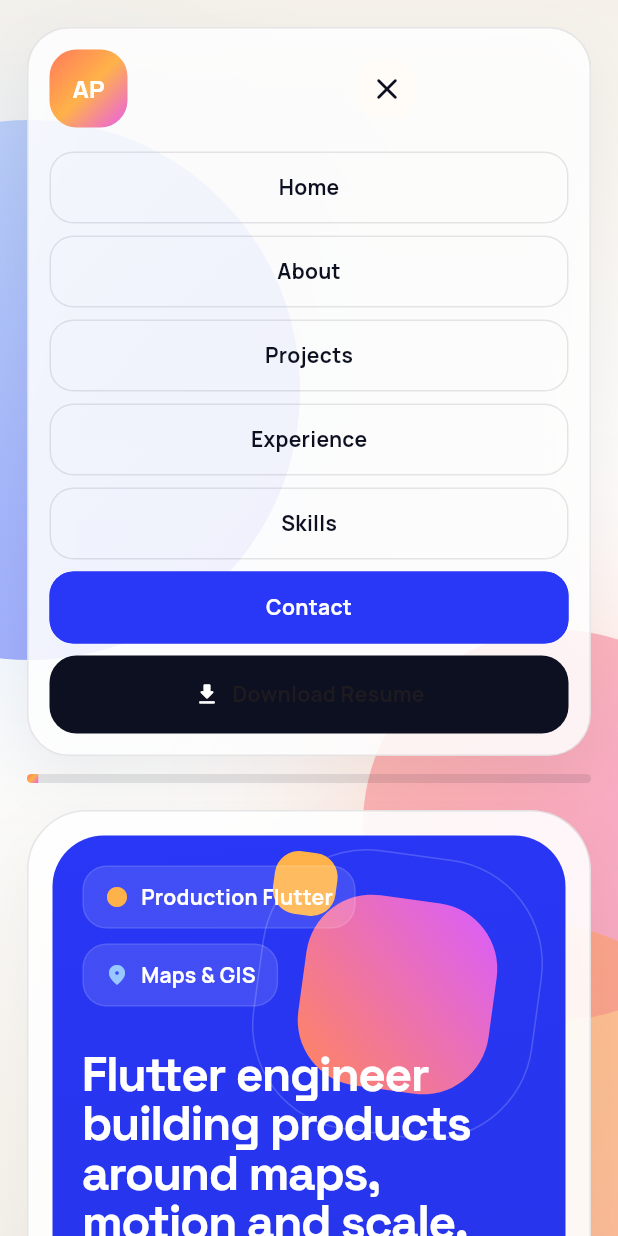
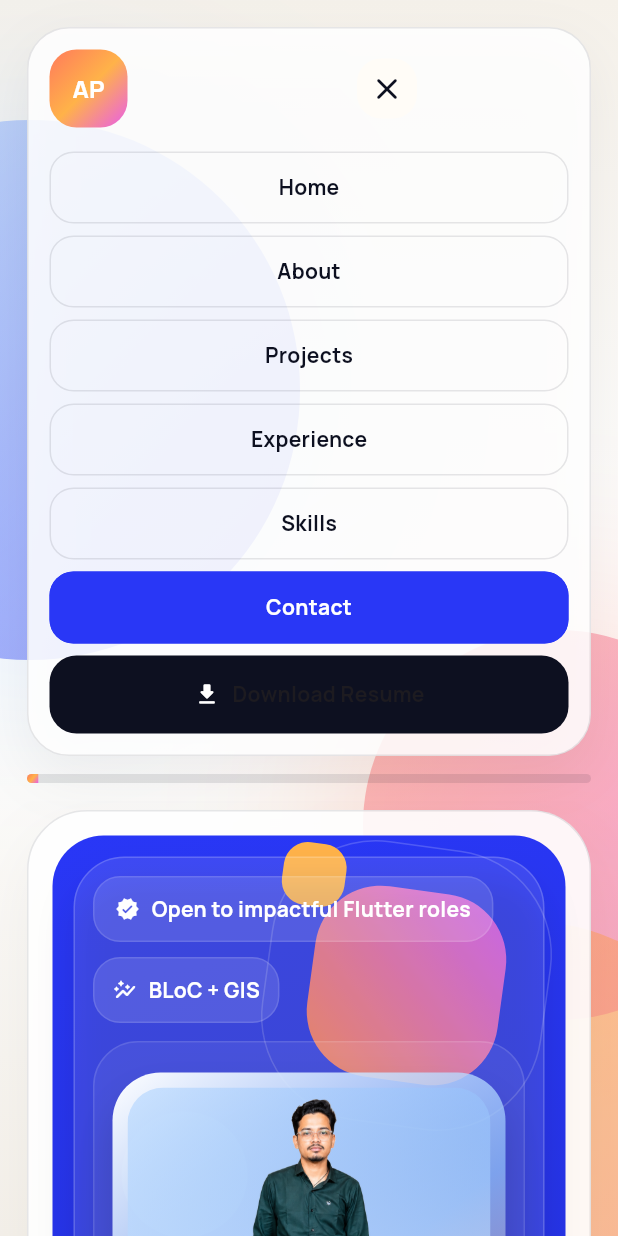
Before and after one commit to aniket-050/my_portfolio, a Flutter app: the screen it shows after launch, after a tap on the "menu" icon, on a phone screen of 412 x 824 dp. Run offline on Flutter 3.47's test engine with Material 3 defaults, Android fonts, the phone set to English and light mode, and no system bars; our stand-ins replace cloud_firestore, equatable, firebase_auth, firebase_core, firebase_storage, flutter_bloc and 2 more; missing offline and left inert: dart:html; accounts and stored records are empty.

Commit message:
Improve responsive hero layout

```diff
--- a/lib/src/features/portfolio/view/portfolio_page.dart
+++ b/lib/src/features/portfolio/view/portfolio_page.dart
@@ -199,6 +199,8 @@
                                           section: PortfolioSection.home,
                                           onVisible: _activateSection,
                                           child: _HomePanel(
+                                            viewportHeight:
+                                                constraints.maxHeight,
                                             onProjectsTap: () {
                                               context.read<PortfolioBloc>().add(
                                                 const PortfolioSectionRequested(
@@ -649,12 +651,14 @@
 
 class _HomePanel extends StatelessWidget {
   const _HomePanel({
+    required this.viewportHeight,
     required this.onProjectsTap,
     required this.onContactTap,
     required this.onResumeTap,
     required this.onLaunch,
   });
 
+  final double viewportHeight;
   final VoidCallback onProjectsTap;
   final VoidCallback onContactTap;
   final VoidCallback onResumeTap;
@@ -665,9 +669,14 @@
     return LayoutBuilder(
       builder: (context, constraints) {
         final stacked = constraints.maxWidth < 1160;
-
-        return Container(
-          padding: EdgeInsets.all(stacked ? 16 : 22),
+        final targetHeight = stacked
+            ? null
+            : math.max(620.0, viewportHeight - 132.0);
+
+        return ConstrainedBox(
+          constraints: BoxConstraints(minHeight: targetHeight ?? 0),
+          child: Container(
+            padding: EdgeInsets.all(stacked ? 16 : 18),
             decoration: BoxDecoration(
               color: Colors.white.withValues(alpha: 0.9),
               borderRadius: BorderRadius.circular(40),
@@ -720,6 +729,7 @@
                       ),
                     ],
                   ),
+          ),
         );
       },
     );
@@ -736,6 +746,7 @@
   Widget build(BuildContext context) {
     final theme = Theme.of(context);
     final content = PortfolioScope.of(context);
+    final showHighlights = !dense && MediaQuery.sizeOf(context).height >= 880;
 
     return Container(
       padding: EdgeInsets.all(dense ? 18 : 22),
@@ -831,7 +842,7 @@
             ],
           ),
           SizedBox(height: dense ? 20 : 26),
-          if (!dense)
+          if (showHighlights)
             Container(
               padding: const EdgeInsets.all(18),
               decoration: BoxDecoration(
@@ -954,9 +965,10 @@
     return LayoutBuilder(
       builder: (context, constraints) {
         final stacked = constraints.maxWidth < 760;
+        final veryCompact = constraints.maxWidth < 420;
 
         return Container(
-          padding: EdgeInsets.all(stacked ? 20 : 30),
+          padding: EdgeInsets.all(veryCompact ? 14 : (stacked ? 18 : 24)),
           decoration: BoxDecoration(
             gradient: AppPalette.heroGradient,
             borderRadius: BorderRadius.circular(34),
@@ -985,13 +997,14 @@
                 Column(
                   crossAxisAlignment: CrossAxisAlignment.start,
                   children: [
+                    const Center(child: _HeroVisualPanel()),
+                    const SizedBox(height: 22),
                     _HeroCopyBlock(
+                      compact: true,
                       onProjectsTap: onProjectsTap,
                       onContactTap: onContactTap,
                       onResumeTap: onResumeTap,
                     ),
-                    const SizedBox(height: 24),
-                    const Center(child: _HeroVisualPanel()),
                   ],
                 )
               else
@@ -1001,6 +1014,7 @@
                     Expanded(
                       flex: 7,
                       child: _HeroCopyBlock(
+                        compact: false,
                         onProjectsTap: onProjectsTap,
                         onContactTap: onContactTap,
                         onResumeTap: onResumeTap,
@@ -1026,11 +1040,13 @@
 
 class _HeroCopyBlock extends StatelessWidget {
   const _HeroCopyBlock({
+    required this.compact,
     required this.onProjectsTap,
     required this.onContactTap,
     required this.onResumeTap,
   });
 
+  final bool compact;
   final VoidCallback onProjectsTap;
   final VoidCallback onContactTap;
   final VoidCallback onResumeTap;
@@ -1043,6 +1059,7 @@
     return Column(
       crossAxisAlignment: CrossAxisAlignment.start,
       children: [
+        if (!compact) ...[
           Wrap(
             spacing: 10,
             runSpacing: 10,
@@ -1059,12 +1076,15 @@
               ),
             ],
           ),
-        const SizedBox(height: 28),
+          const SizedBox(height: 24),
+        ],
         LayoutBuilder(
           builder: (context, constraints) {
-            final compactHeadline = constraints.maxWidth < 480;
+            final compactHeadline = compact || constraints.maxWidth < 480;
             return Text(
               content.headline,
+              maxLines: compact ? 4 : null,
+              overflow: compact ? TextOverflow.ellipsis : null,
               style:
                   (compactHeadline
                           ? theme.textTheme.headlineLarge
@@ -1078,17 +1098,19 @@
             );
           },
         ),
-        const SizedBox(height: 18),
+        SizedBox(height: compact ? 12 : 16),
         ConstrainedBox(
           constraints: const BoxConstraints(maxWidth: 620),
           child: Text(
             content.summary,
+            maxLines: compact ? 4 : null,
+            overflow: compact ? TextOverflow.ellipsis : null,
             style: theme.textTheme.bodyLarge?.copyWith(
               color: Colors.white.withValues(alpha: 0.82),
             ),
           ),
         ),
-        const SizedBox(height: 26),
+        SizedBox(height: compact ? 18 : 22),
         Wrap(
           spacing: 12,
           runSpacing: 12,
@@ -1139,30 +1161,13 @@
             ),
           ],
         ),
-        const SizedBox(height: 30),
+        SizedBox(height: compact ? 18 : 24),
         Wrap(
           spacing: 12,
           runSpacing: 12,
-          children: content.heroTags
+          children: (compact ? content.heroTags.take(3) : content.heroTags)
               .map((tag) => _TagChip(label: tag))
               .toList(),
-        ),
-        const SizedBox(height: 32),
-        LayoutBuilder(
-          builder: (context, constraints) {
-            final compact = constraints.maxWidth < 600;
-            return Wrap(
-              spacing: 14,
-              runSpacing: 14,
-              children: [
-                for (final stat in content.stats)
-                  SizedBox(
-                    width: compact ? constraints.maxWidth : 210,
-                    child: _HeroStatCard(stat: stat),
-                  ),
-              ],
-            );
-          },
         ),
       ],
     );
@@ -1186,8 +1191,14 @@
     super.initState();
     _controller = AnimationController(
       vsync: this,
-      duration: const Duration(seconds: 7),
-    )..repeat(reverse: true);
+      duration: const Duration(seconds: 8),
+    );
+  }
+
+  @override
+  void didChangeDependencies() {
+    super.didChangeDependencies();
+    _syncAnimationMode();
   }
 
   @override
@@ -1206,28 +1217,45 @@
     });
   }
 
+  void _syncAnimationMode() {
+    final shouldAnimate =
+        MediaQuery.sizeOf(context).width >= 760 &&
+        !MediaQuery.disableAnimationsOf(context);
+    if (shouldAnimate && !_controller.isAnimating) {
+      _controller.repeat(reverse: true);
+    } else if (!shouldAnimate && _controller.isAnimating) {
+      _controller.stop();
+      _controller.value = 0;
+    }
+  }
+
   @override
   Widget build(BuildContext context) {
     final content = PortfolioScope.of(context);
-
-    return MouseRegion(
+    final compact = MediaQuery.sizeOf(context).width < 760;
+
+    return RepaintBoundary(
+      child: MouseRegion(
         onEnter: (_) => _setHovered(true),
         onExit: (_) => _setHovered(false),
         child: AnimatedContainer(
-        duration: const Duration(milliseconds: 320),
+          duration: const Duration(milliseconds: 260),
           curve: Curves.easeOutCubic,
-        transform: Matrix4.identity()..translate(0.0, _isHovered ? -10.0 : 0.0),
-        constraints: const BoxConstraints(maxWidth: 400),
-        padding: const EdgeInsets.all(16),
+          transform: Matrix4.identity()
+            ..translate(0.0, !compact && _isHovered ? -8.0 : 0.0),
+          constraints: BoxConstraints(maxWidth: compact ? 520 : 380),
+          padding: EdgeInsets.all(compact ? 12 : 14),
           decoration: BoxDecoration(
             color: Colors.white.withValues(alpha: _isHovered ? 0.14 : 0.1),
             borderRadius: BorderRadius.circular(34),
             border: Border.all(color: Colors.white.withValues(alpha: 0.18)),
             boxShadow: [
               BoxShadow(
-              color: AppPalette.ink.withValues(alpha: _isHovered ? 0.24 : 0.16),
-              blurRadius: _isHovered ? 34 : 24,
-              offset: const Offset(0, 18),
+                color: AppPalette.ink.withValues(
+                  alpha: _isHovered ? 0.22 : 0.12,
+                ),
+                blurRadius: _isHovered ? 28 : 20,
+                offset: const Offset(0, 16),
               ),
             ],
           ),
@@ -1249,13 +1277,15 @@
                   ),
                 ],
               ),
-            const SizedBox(height: 16),
+              SizedBox(height: compact ? 12 : 14),
               Container(
-              padding: const EdgeInsets.all(16),
+                padding: EdgeInsets.all(compact ? 12 : 14),
                 decoration: BoxDecoration(
                   color: Colors.white.withValues(alpha: 0.06),
                   borderRadius: BorderRadius.circular(30),
-                border: Border.all(color: Colors.white.withValues(alpha: 0.12)),
+                  border: Border.all(
+                    color: Colors.white.withValues(alpha: 0.12),
+                  ),
                 ),
                 child: Stack(
                   clipBehavior: Clip.none,
@@ -1274,7 +1304,7 @@
                     ),
                     Positioned(
                       right: 14,
-                    bottom: 120,
+                      bottom: compact ? 210 : 196,
                       child: Container(
                         width: 62,
                         height: 62,
@@ -1284,6 +1314,7 @@
                         ),
                       ),
                     ),
+                    if (!compact)
                       Positioned(
                         top: -28,
                         right: -14,
@@ -1298,16 +1329,18 @@
                         ),
                       ),
                     Padding(
-                    padding: const EdgeInsets.only(top: 16),
+                      padding: EdgeInsets.only(top: compact ? 8 : 12),
                       child: Column(
                         crossAxisAlignment: CrossAxisAlignment.start,
                         children: [
                           AnimatedBuilder(
                             animation: _controller,
                             builder: (context, child) {
-                            final hoverOffset = _isHovered ? -4.0 : 0.0;
-                            final floatOffset =
-                                math.sin(_controller.value * math.pi * 2) * 8;
+                              final hoverOffset = _isHovered ? -3.0 : 0.0;
+                              final floatOffset = compact
+                                  ? 0.0
+                                  : math.sin(_controller.value * math.pi * 2) *
+                                        6;
 
                               return Transform.translate(
                                 offset: Offset(0, hoverOffset + floatOffset),
@@ -1316,10 +1349,25 @@
                             },
                             child: const _HeroImageFrame(),
                           ),
-                        const SizedBox(height: 16),
+                          const SizedBox(height: 12),
+                          Wrap(
+                            spacing: 10,
+                            runSpacing: 10,
+                            children: const [
+                              _HeroMetricPill(
+                                value: '08+',
+                                label: 'Apps shipped',
+                              ),
+                              _HeroMetricPill(
+                                value: '85%',
+                                label: 'Hands-on ownership',
+                              ),
+                            ],
+                          ),
+                          const SizedBox(height: 12),
                           Container(
                             width: double.infinity,
-                          padding: const EdgeInsets.all(16),
+                            padding: EdgeInsets.all(compact ? 14 : 16),
                             decoration: BoxDecoration(
                               color: Colors.white,
                               borderRadius: BorderRadius.circular(24),
@@ -1330,18 +1378,26 @@
                               children: [
                                 Text(
                                   content.name,
+                                  maxLines: 1,
+                                  overflow: TextOverflow.ellipsis,
                                   style: Theme.of(context).textTheme.titleLarge
                                       ?.copyWith(fontWeight: FontWeight.w800),
                                 ),
                                 const SizedBox(height: 6),
                                 Text(
                                   content.title,
+                                  maxLines: 2,
+                                  overflow: TextOverflow.ellipsis,
                                   style: Theme.of(context).textTheme.titleMedium
                                       ?.copyWith(color: AppPalette.cobalt),
                                 ),
                                 const SizedBox(height: 10),
                                 Text(
                                   'UI polish, structured state management and location-focused product delivery.',
+                                  maxLines: compact ? 3 : null,
+                                  overflow: compact
+                                      ? TextOverflow.ellipsis
+                                      : null,
                                   style: Theme.of(context).textTheme.bodyMedium
                                       ?.copyWith(
                                         color: AppPalette.ink.withValues(
@@ -1355,23 +1411,10 @@
                         ],
                       ),
                     ),
-                  const Positioned(
-                    left: -6,
-                    top: 12,
-                    child: _HeroMetricPill(value: '08+', label: 'Apps shipped'),
-                  ),
-                  const Positioned(
-                    right: -6,
-                    bottom: 106,
-                    child: _HeroMetricPill(
-                      value: '85%',
-                      label: 'Hands-on ownership',
-                    ),
-                  ),
-                ],
-              ),
-            ),
-            const SizedBox(height: 16),
+                  ],
+                ),
+              ),
+              SizedBox(height: compact ? 12 : 14),
               LayoutBuilder(
                 builder: (context, constraints) {
                   final tileWidth = constraints.maxWidth < 360
@@ -1398,20 +1441,12 @@
                           subtitle: 'Raipur, India',
                         ),
                       ),
-                    SizedBox(
-                      width: constraints.maxWidth,
-                      child: const _HeroDetailTile(
-                        icon: Icons.route_rounded,
-                        title: 'Core strengths',
-                        subtitle:
-                            'Flutter architecture, Google Maps, GIS, geofencing and robust product UX.',
-                      ),
-                    ),
                     ],
                   );
                 },
               ),
             ],
+          ),
         ),
       ),
     );
@@ -1424,6 +1459,7 @@
   @override
   Widget build(BuildContext context) {
     final content = PortfolioScope.of(context);
+    final compact = MediaQuery.sizeOf(context).width < 760;
 
     return Container(
       width: double.infinity,
@@ -1448,7 +1484,7 @@
         ],
       ),
       child: AspectRatio(
-        aspectRatio: 0.78,
+        aspectRatio: compact ? 0.78 : 1.05,
         child: ClipRRect(
           borderRadius: BorderRadius.circular(24),
           child: Stack(
@@ -1530,7 +1566,7 @@
             source,
             fit: BoxFit.contain,
             alignment: Alignment.bottomCenter,
-            filterQuality: FilterQuality.high,
+            filterQuality: FilterQuality.medium,
             errorBuilder: (context, error, stackTrace) {
               return const _ProfileFallback();
             },
@@ -1539,7 +1575,7 @@
             source,
             fit: BoxFit.contain,
             alignment: Alignment.bottomCenter,
-            filterQuality: FilterQuality.high,
+            filterQuality: FilterQuality.medium,
             errorBuilder: (context, error, stackTrace) {
               return const _ProfileFallback();
             },
@@ -1835,50 +1871,6 @@
         style: Theme.of(context).textTheme.bodyMedium?.copyWith(
           color: Colors.white.withValues(alpha: 0.86),
         ),
-      ),
-    );
-  }
-}
-
-class _HeroStatCard extends StatelessWidget {
-  const _HeroStatCard({required this.stat});
-
-  final PortfolioStat stat;
-
-  @override
-  Widget build(BuildContext context) {
-    final theme = Theme.of(context);
-
-    return Container(
-      padding: const EdgeInsets.all(18),
-      decoration: BoxDecoration(
-        color: Colors.white.withValues(alpha: 0.1),
-        borderRadius: BorderRadius.circular(22),
-        border: Border.all(color: Colors.white.withValues(alpha: 0.12)),
-      ),
-      child: Column(
-        crossAxisAlignment: CrossAxisAlignment.start,
-        children: [
-          Text(
-            stat.value,
-            style: theme.textTheme.headlineSmall?.copyWith(
-              color: Colors.white,
-              fontWeight: FontWeight.w800,
-            ),
-          ),
-          const SizedBox(height: 6),
-          Text(
-            stat.label,
-            style: theme.textTheme.titleMedium?.copyWith(color: Colors.white),
-          ),
-          const SizedBox(height: 8),
-          Text(
-            stat.detail,
-            style: theme.textTheme.bodySmall?.copyWith(
-              color: Colors.white.withValues(alpha: 0.72),
-            ),
-          ),
-        ],
       ),
     );
   }
```
Lines whose indentation alone changed are shown as unchanged.
